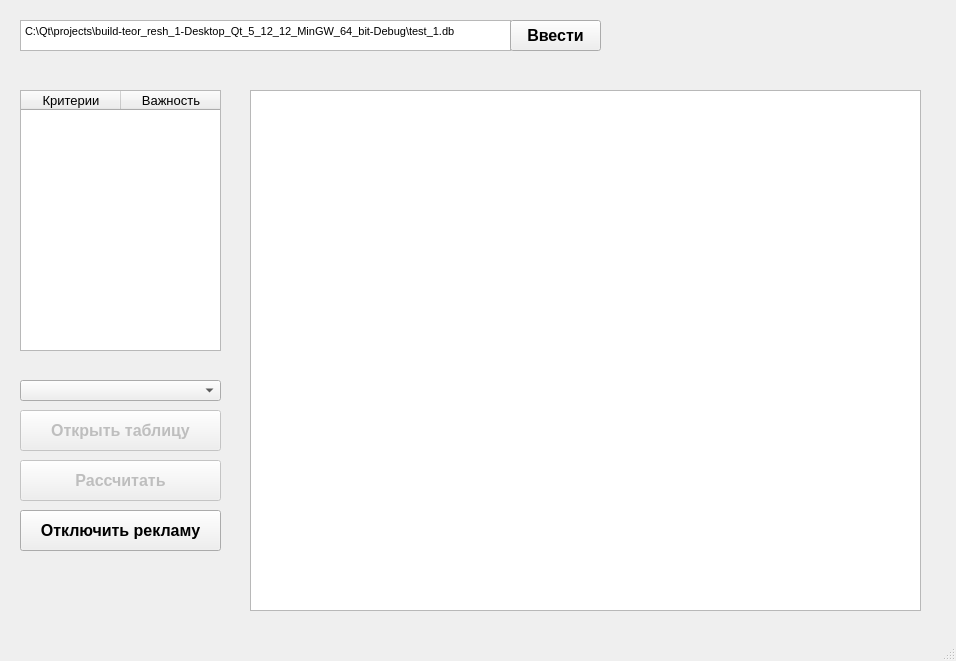
Above: mainwindow.ui from L0BERY/hierarchy-analysis before the change. Below: the same form after it.
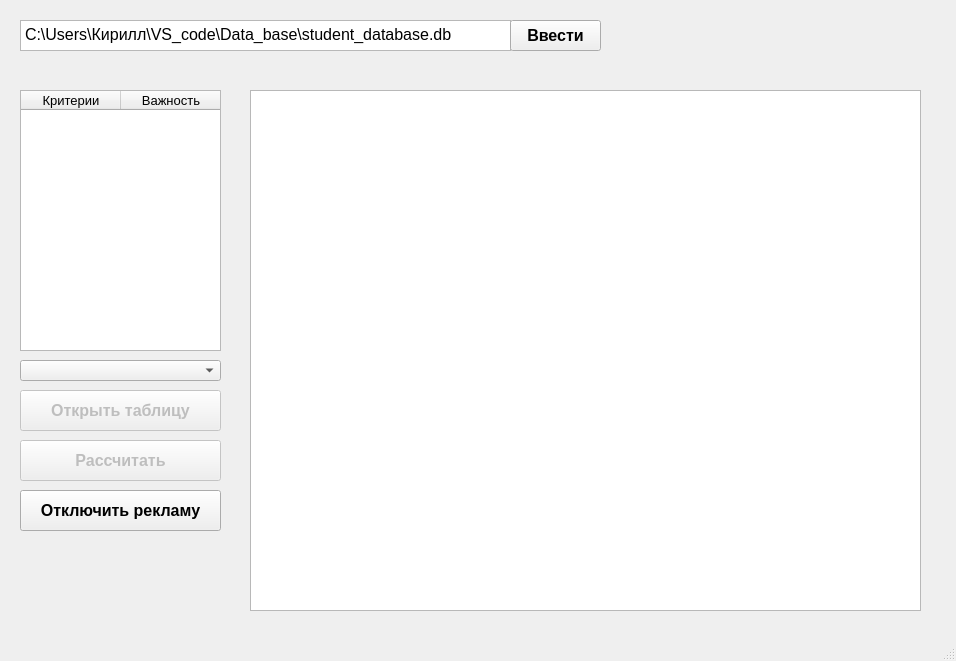
That is the form after the change.

The edit to the form file:
```diff
--- a/mainwindow.ui
+++ b/mainwindow.ui
@@ -38,7 +38,7 @@
 &lt;html&gt;&lt;head&gt;&lt;meta name=&quot;qrichtext&quot; content=&quot;1&quot; /&gt;&lt;style type=&quot;text/css&quot;&gt;
 p, li { white-space: pre-wrap; }
 &lt;/style&gt;&lt;/head&gt;&lt;body style=&quot; font-family:'MS Shell Dlg 2'; font-size:12pt; font-weight:400; font-style:normal;&quot;&gt;
-&lt;p style=&quot; margin-top:0px; margin-bottom:0px; margin-left:0px; margin-right:0px; -qt-block-indent:0; text-indent:0px;&quot;&gt;&lt;span style=&quot; font-size:8.25pt;&quot;&gt;C:\Qt\projects\build-teor_resh_1-Desktop_Qt_5_12_12_MinGW_64_bit-Debug\test_1.db&lt;/span&gt;&lt;/p&gt;&lt;/body&gt;&lt;/html&gt;</string>
+&lt;p style=&quot; margin-top:0px; margin-bottom:0px; margin-left:0px; margin-right:0px; -qt-block-indent:0; text-indent:0px;&quot;&gt;C:\Users\Кирилл\VS_code\Data_base\student_database.db&lt;/p&gt;&lt;/body&gt;&lt;/html&gt;</string>
     </property>
     <property name="placeholderText">
      <string>Введите путь к базе данных</string>
@@ -110,7 +110,7 @@
     <property name="geometry">
      <rect>
       <x>20</x>
-      <y>460</y>
+      <y>440</y>
       <width>201</width>
       <height>41</height>
      </rect>
@@ -139,7 +139,7 @@
     <property name="geometry">
      <rect>
       <x>20</x>
-      <y>510</y>
+      <y>490</y>
       <width>201</width>
       <height>41</height>
      </rect>
@@ -204,7 +204,7 @@
     <property name="geometry">
      <rect>
       <x>20</x>
-      <y>410</y>
+      <y>390</y>
       <width>201</width>
       <height>41</height>
      </rect>
@@ -224,7 +224,7 @@
     <property name="geometry">
      <rect>
       <x>20</x>
-      <y>380</y>
+      <y>360</y>
       <width>201</width>
       <height>21</height>
      </rect>
```
